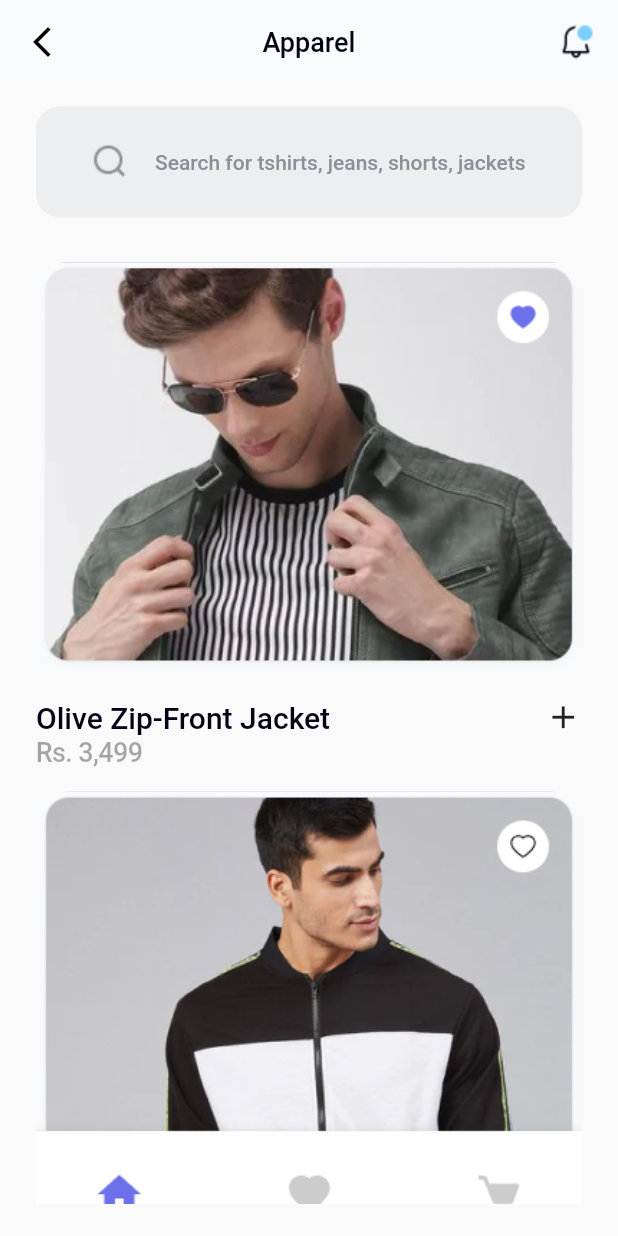
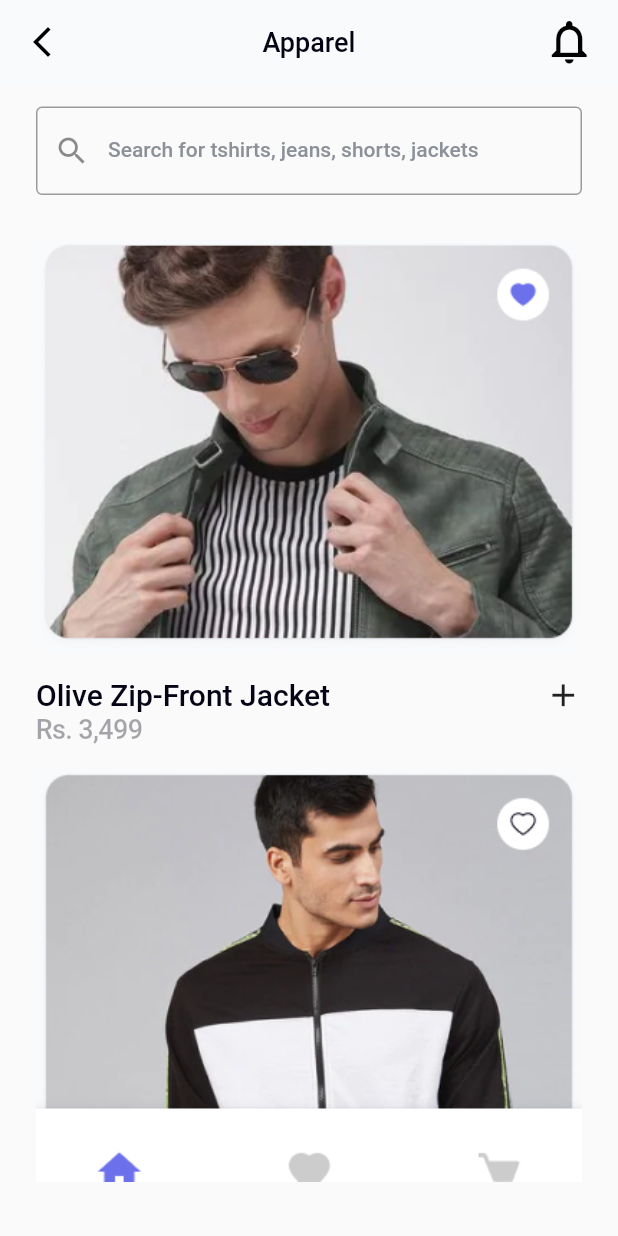
Before and after one commit to MohamedElhosaraty/task_project, a Flutter app: the screen it shows after launch, after a tap on "man", on a phone screen of 412 x 824 dp. Run offline on Flutter 3.47's test engine with Material 2 defaults, Android fonts, the phone set to English and light mode, and no system bars; our stand-ins replace firebase_auth, firebase_core; accounts and stored records are empty.

Commit message:
Khaled Edite

```diff
--- a/lib/home.dart
+++ b/lib/home.dart
@@ -19,7 +19,6 @@ class _Home_ScreenState extends State<Home_Screen> {
       appBar: AppBar(
         backgroundColor: Colors.blue,
         elevation: 0,
-        //backgroundColor: Color(0xffF9FAFB),
         title: Text(
             "Apparel",style: TextStyle(
           fontSize: 18,fontWeight: FontWeight.w500,color: Color(0xff040415)
@@ -37,26 +36,16 @@ class _Home_ScreenState extends State<Home_Screen> {
               SizedBox(
                 height: 10,
               ),
-              Container(
-                width: 366,
-                height: 74,
-                decoration: BoxDecoration(
-                  color: Color(0xffEDEEEF),
-                  borderRadius: BorderRadius.circular(16),
-                ),
-                child: Padding(
-                  padding: const EdgeInsets.symmetric(horizontal: 20),
-                  child: Row(
-                    mainAxisAlignment: MainAxisAlignment.spaceEvenly,
-                    children: [
-                      Image.asset("assets/images/search.png"),
-                      Text(
-                        "Search for tshirts, jeans, shorts, jackets",style: TextStyle(
-                          fontSize: 14,fontWeight: FontWeight.w500,
-                          color: Color(0xff8C9199)
-                      ),)
-                    ],
-                  ),
+              TextFormField(
+                decoration:const InputDecoration(
+
+                  labelText: 'Search for tshirts, jeans, shorts, jackets',
+                  labelStyle: TextStyle(
+                      fontSize: 14,
+                      fontWeight: FontWeight.w500,
+                      color: Color(0xff8C9199)),
+                  prefixIcon: Icon(Icons.search_outlined),
+                  border: OutlineInputBorder(),
                 ),
               ),
               SingleChildScrollView(
--- a/lib/home2.dart
+++ b/lib/home2.dart
@@ -29,8 +29,11 @@ class _Home2_ScreenState extends State<Home2_Screen> {
                 color: Color(0xff040415)),
           ),
           centerTitle: true,
-          actions: [
-            Image.asset("assets/images/notifi.png"),
+          actions:const [
+            Padding(
+              padding:  EdgeInsets.only(right: 15.0),
+              child: Icon(Icons.notifications_outlined,color: Colors.black,size: 35,),
+            )
           ],
         ),
         body: SingleChildScrollView(
@@ -42,28 +45,15 @@ class _Home2_ScreenState extends State<Home2_Screen> {
                 SizedBox(
                   height: 15,
                 ),
-                Container(
-                  width: 366,
-                  height: 74,
-                  decoration: BoxDecoration(
-                    color: Color(0xffEDEEEF),
-                    borderRadius: BorderRadius.circular(16),
-                  ),
-                  child: Padding(
-                    padding: const EdgeInsets.symmetric(horizontal: 20),
-                    child: Row(
-                      mainAxisAlignment: MainAxisAlignment.spaceEvenly,
-                      children: [
-                        Image.asset("assets/images/search.png"),
-                        Text(
-                          "Search for tshirts, jeans, shorts, jackets",
-                          style: TextStyle(
-                              fontSize: 14,
-                              fontWeight: FontWeight.w500,
-                              color: Color(0xff8C9199)),
-                        )
-                      ],
-                    ),
+                TextFormField(
+                  decoration:const InputDecoration(
+                    labelText: 'Search for tshirts, jeans, shorts, jackets',
+                    labelStyle: TextStyle(
+                      fontSize: 14,
+                      fontWeight: FontWeight.w500,
+                      color: Color(0xff8C9199)),
+                    prefixIcon: Icon(Icons.search_outlined),
+                    border: OutlineInputBorder(),
                   ),
                 ),
                 SizedBox(
@@ -85,7 +75,6 @@ class _Home2_ScreenState extends State<Home2_Screen> {
                         ),
                       ),
                       Image.asset("assets/images/man6.png",fit: BoxFit.cover),
-
                     ],
                   ),
                 ),
@@ -93,7 +82,7 @@ class _Home2_ScreenState extends State<Home2_Screen> {
                   height: 16,
                 ),
                 Row(
-                  children: [
+                  children:const [
                     Text(
                       "Olive Zip-Front Jacket",style: TextStyle(
                       fontSize: 20,fontWeight: FontWeight.w500,color: Color(0xff040415)
```
Also changed, not shown: lib/categories.dart (+9 -41 lines), lib/details.dart (+7 -1 lines), lib/details2.dart (+7 -1 lines), lib/favourites.dart (+1 -32 lines).
